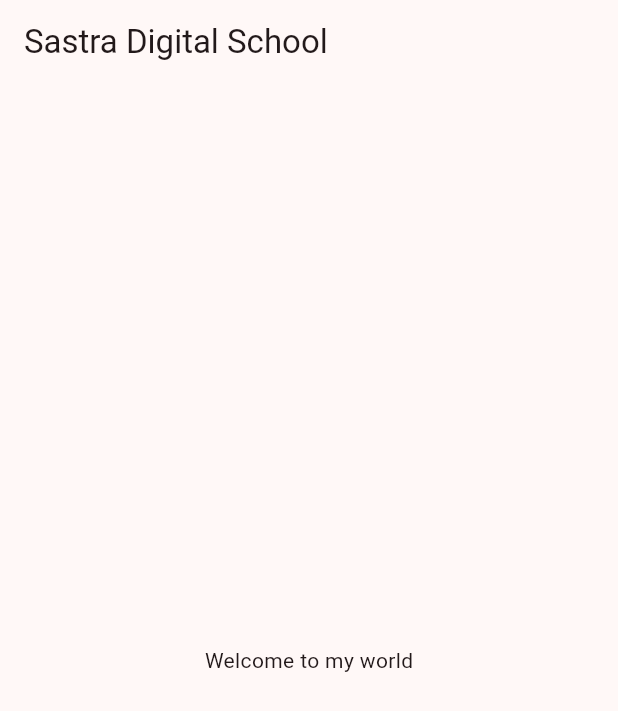
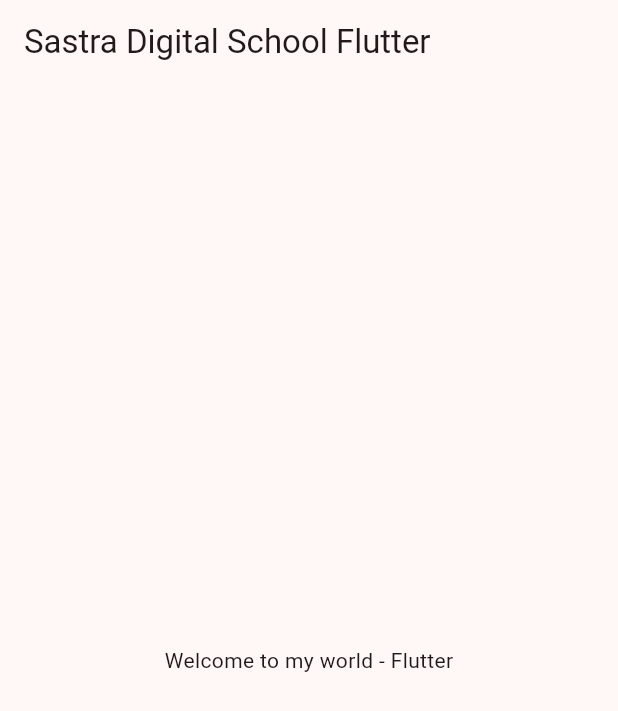
Before and after one commit to Sastra-Digital-School/first_flutter_project_weekend, a Flutter app: the screen it shows after launch, on a phone screen of 412 x 824 dp. Shown: the top 711 px of the screen. Run offline on Flutter 3.47's test engine with Material 3 defaults, Android fonts, the phone set to English and light mode, and no system bars.

Commit message:
Update home_screen.dart

```diff
--- a/lib/screen/home_screen.dart
+++ b/lib/screen/home_screen.dart
@@ -6,8 +6,8 @@ class HomeScreen extends StatelessWidget {
   @override
   Widget build(BuildContext context) {
     return Scaffold(
-      appBar: AppBar(title: Text('Sastra Digital School')),
-      body: Center(child: Text('Welcome to my world')),
+      appBar: AppBar(title: Text('Sastra Digital School Flutter')),
+      body: Center(child: Text('Welcome to my world - Flutter')),
     );
   }
 }
```
